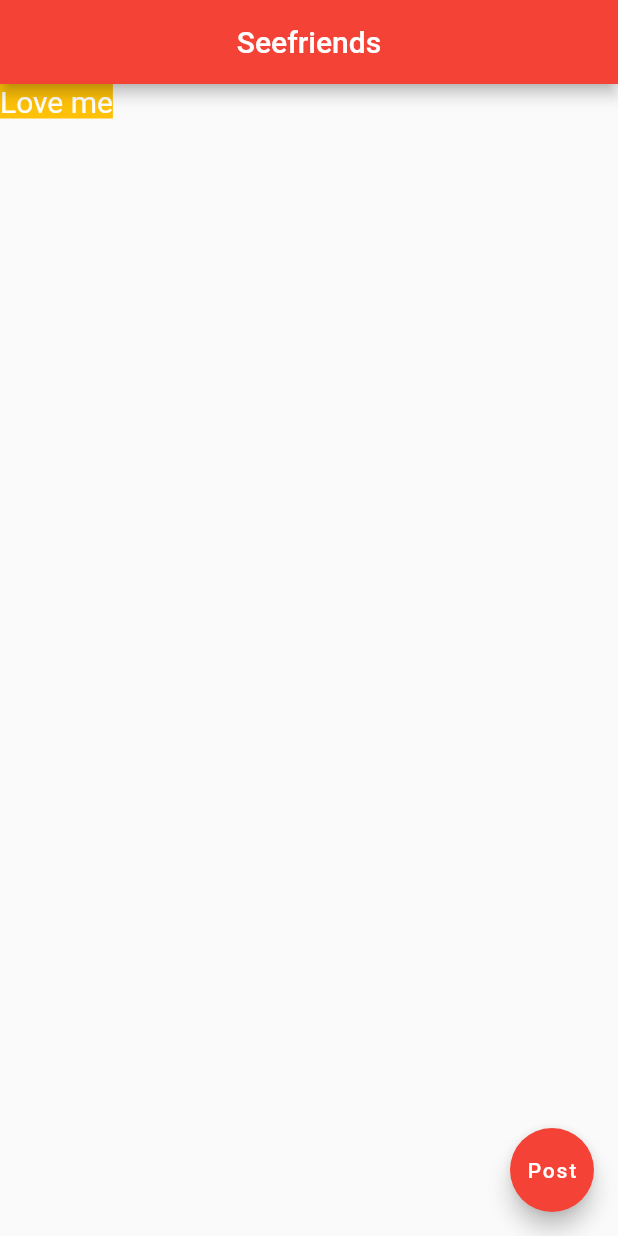
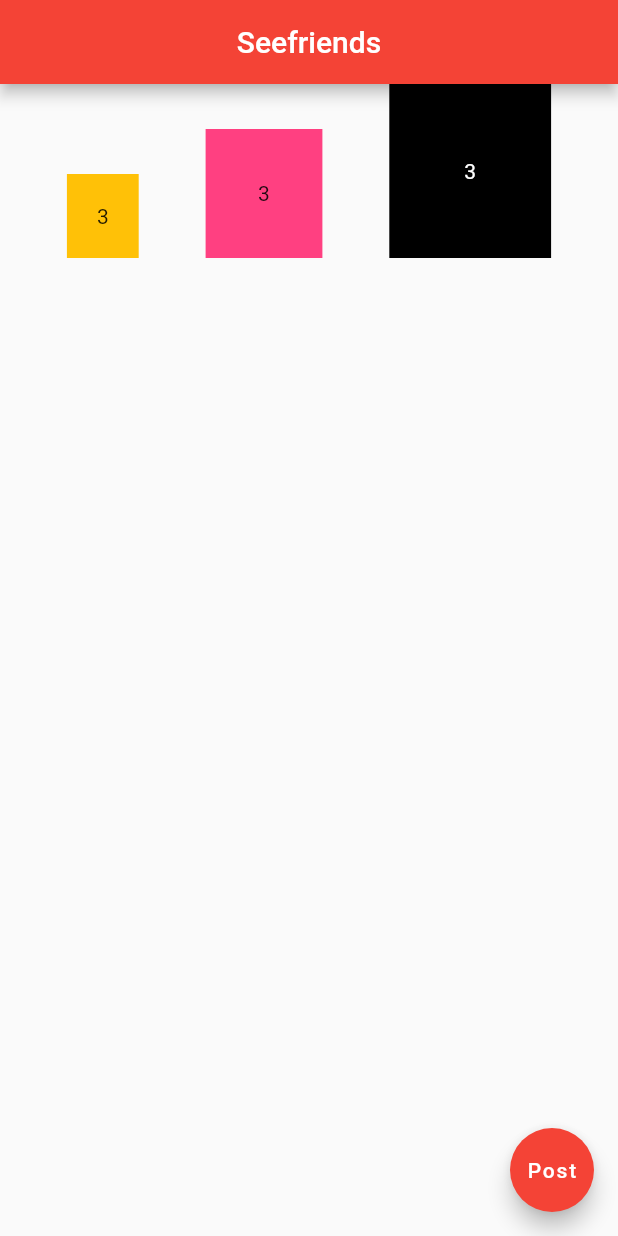
Before and after one commit to danielchukwu/Learning-Flutter-2, a Flutter app: the screen it shows after launch, on a phone screen of 412 x 824 dp. Run offline on Flutter 3.47's test engine with Material 2 defaults, Android fonts, the phone set to English and light mode, and no system bars.

Commit message:
add flutter row with main-axis and cross-axis

```diff
--- a/dojoblog/lib/main.dart
+++ b/dojoblog/lib/main.dart
@@ -18,13 +18,26 @@ class Home extends StatelessWidget {
         title: const Text("Seefriends"),
         centerTitle: true,
       ),
-      body: Container(
-        padding: const EdgeInsets.,
-        color: Colors.amber,
-        child: const Text(
-          "Love me",
-          style: TextStyle(fontSize: 20.0, color: Colors.white),
-        ),
+      body: Row(
+        mainAxisAlignment: MainAxisAlignment.spaceEvenly,
+        crossAxisAlignment: CrossAxisAlignment.end,
+        children: [
+          Container(
+            padding: const EdgeInsets.all(20.0),
+            color: Colors.amber,
+            child: const Text("3"),
+          ),
+          Container(
+            padding: const EdgeInsets.all(35.0),
+            color: Colors.pinkAccent,
+            child: const Text("3"),
+          ),
+          Container(
+            padding: const EdgeInsets.all(50.0),
+            color: Colors.black,
+            child: const Text("3", style: TextStyle(color: Colors.white)),
+          ),
+        ],
       ),
       floatingActionButton: FloatingActionButton(
         onPressed: () {},
```
